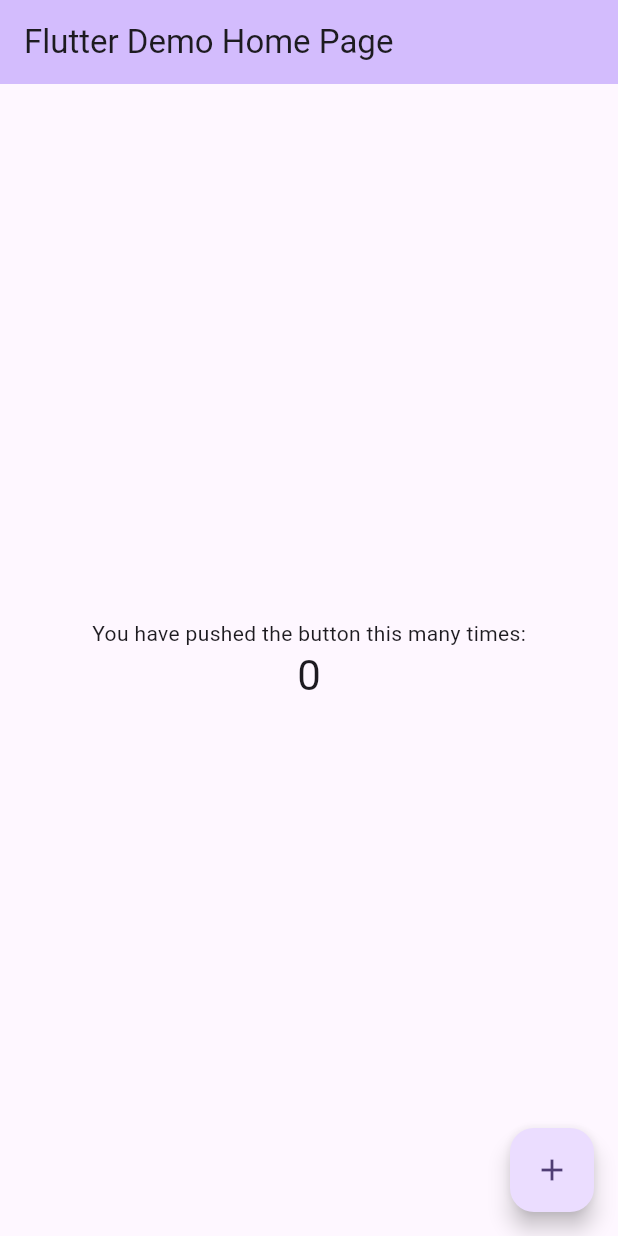
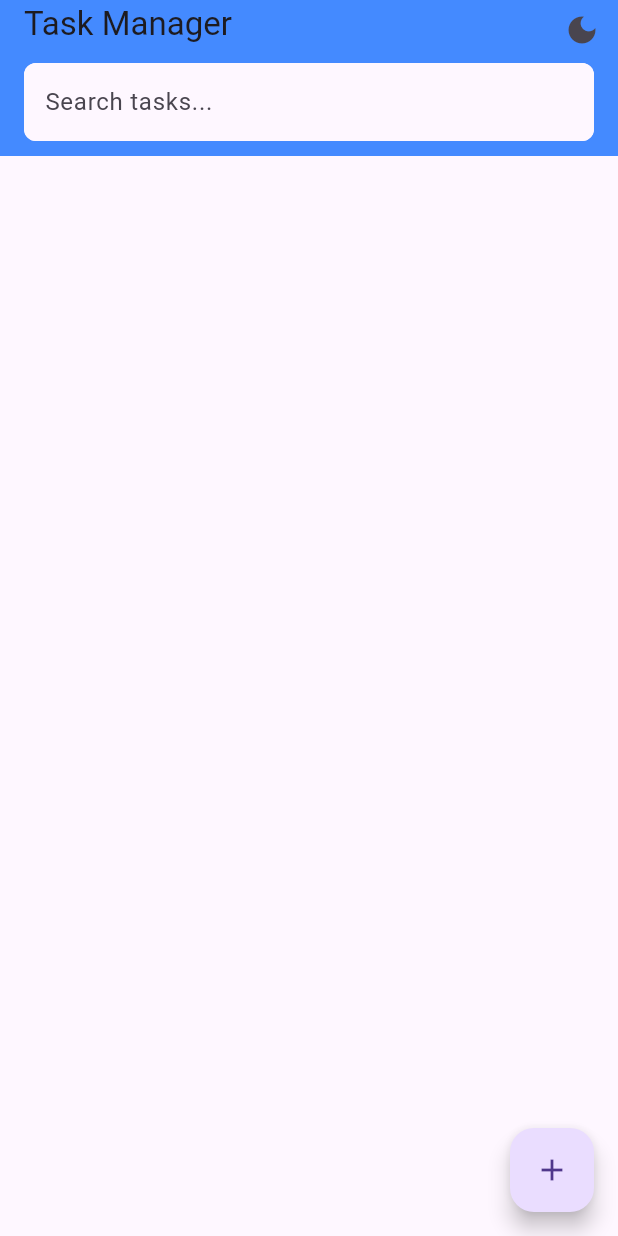
Before and after one commit to mahmooooud/task_manager_app, a Flutter app: the screen it shows after launch, on a phone screen of 412 x 824 dp. Run offline on Flutter 3.47's test engine with Material 3 defaults, Android fonts, the phone set to English and light mode, and no system bars; our stand-ins replace hive, hive_flutter; accounts and stored records are empty.

Commit message:
task list

```diff
--- /dev/null
+++ b/lib/core/theme/app_theme.dart
@@ -0,0 +1,15 @@
+import 'package:flutter/material.dart';
+
+class AppTheme {
+  static final lightTheme = ThemeData(
+    brightness: Brightness.light,
+    primarySwatch: Colors.blue,
+    appBarTheme: const AppBarTheme(color: Colors.blueAccent),
+  );
+
+  static final darkTheme = ThemeData(
+    brightness: Brightness.dark,
+    primarySwatch: Colors.grey,
+    appBarTheme: const AppBarTheme(color: Colors.grey),
+  );
+}
--- /dev/null
+++ b/lib/core/utils/hive_boxes.dart
@@ -0,0 +1 @@
+const String taskBox = 'tasksBox';
--- /dev/null
+++ b/lib/data/models/task_model.dart
@@ -0,0 +1,20 @@
+import 'package:hive/hive.dart';
+part 'task_model.g.dart';
+
+@HiveType(typeId: 0)
+class TaskModel extends HiveObject {
+  @HiveField(0)
+  String title;
+
+  @HiveField(1)
+  String? description;
+
+  @HiveField(2)
+  bool isCompleted;
+
+  TaskModel({
+    required this.title,
+    this.description,
+    this.isCompleted = false,
+  });
+}
--- /dev/null
+++ b/lib/domain/providers/task_provider.dart
@@ -0,0 +1,62 @@
+import 'package:flutter/material.dart';
+import 'package:hive/hive.dart';
+import '../../core/utils/hive_boxes.dart';
+import '../../data/models/task_model.dart';
+
+class TaskProvider extends ChangeNotifier {
+  List<TaskModel> _tasks = [];
+  bool _isDarkMode = false;
+  String _searchQuery = '';
+  // List<TaskModel> get tasks => _tasks;
+  bool get isDarkMode => _isDarkMode;
+
+  List<TaskModel> get tasks {
+    if (_searchQuery.isEmpty) return _tasks;
+    return _tasks.where((task) => task.title.toLowerCase().contains(_searchQuery.toLowerCase())).toList();
+  }
+
+
+  void loadTasks() {
+    final box = Hive.box<TaskModel>(taskBox);
+    _tasks = box.values.toList();
+    notifyListeners();
+  }
+
+  void addTask(TaskModel task) {
+    final box = Hive.box<TaskModel>(taskBox);
+    box.add(task);
+    loadTasks();
+  }
+
+  void updateTask(int index, TaskModel task) {
+    final box = Hive.box<TaskModel>(taskBox);
+    box.putAt(index, task);
+    loadTasks();
+  }
+
+  void deleteTask(int index) {
+    final box = Hive.box<TaskModel>(taskBox);
+    box.deleteAt(index);
+    loadTasks();
+  }
+
+  void toggleComplete(int index) {
+    final box = Hive.box<TaskModel>(taskBox);
+    final task = box.getAt(index);
+    if (task != null) {
+      task.isCompleted = !task.isCompleted;
+      task.save();
+      loadTasks();
+    }
+  }
+
+  void setSearchQuery(String query) {
+    _searchQuery = query;
+    notifyListeners();
+  }
+
+  void toggleTheme() {
+    _isDarkMode = !_isDarkMode;
+    notifyListeners();
+  }
+}
--- a/lib/main.dart
+++ b/lib/main.dart
@@ -1,125 +1,38 @@
 import 'package:flutter/material.dart';
+import 'package:hive_flutter/hive_flutter.dart';
+import 'package:provider/provider.dart';
+import 'core/theme/app_theme.dart';
+import 'core/utils/hive_boxes.dart';
+import 'data/models/task_model.dart';
+import 'domain/providers/task_provider.dart';
+import 'presentation/pages/home_page.dart';
 
-void main() {
+void main() async {
+  WidgetsFlutterBinding.ensureInitialized();
+  await Hive.initFlutter();
+  Hive.registerAdapter(TaskModelAdapter());
+  await Hive.openBox<TaskModel>(taskBox);
+
   runApp(const MyApp());
 }
 
 class MyApp extends StatelessWidget {
   const MyApp({super.key});
 
-  // This widget is the root of your application.
   @override
   Widget build(BuildContext context) {
-    return MaterialApp(
-      title: 'Flutter Demo',
-      theme: ThemeData(
-        // This is the theme of your application.
-        //
-        // TRY THIS: Try running your application with "flutter run". You'll see
-        // the application has a purple toolbar. Then, without quitting the app,
-        // try changing the seedColor in the colorScheme below to Colors.green
-        // and then invoke "hot reload" (save your changes or press the "hot
-        // reload" button in a Flutter-supported IDE, or press "r" if you used
-        // the command line to start the app).
-        //
-        // Notice that the counter didn't reset back to zero; the application
-        // state is not lost during the reload. To reset the state, use hot
-        // restart instead.
-        //
-        // This works for code too, not just values: Most code changes can be
-        // tested with just a hot reload.
-        colorScheme: ColorScheme.fromSeed(seedColor: Colors.deepPurple),
-        useMaterial3: true,
+    return ChangeNotifierProvider(
+      create: (_) => TaskProvider()..loadTasks(),
+      child: Consumer<TaskProvider>(
+        builder: (context, taskProvider, _) => MaterialApp(
+          title: 'Task Manager',
+          theme: AppTheme.lightTheme,
+          darkTheme: AppTheme.darkTheme,
+          themeMode: taskProvider.isDarkMode ? ThemeMode.dark : ThemeMode.light,
+          home: const HomePage(),
+          debugShowCheckedModeBanner: false,
+        ),
       ),
-      home: const MyHomePage(title: 'Flutter Demo Home Page'),
     );
   }
 }
-
-class MyHomePage extends StatefulWidget {
-  const MyHomePage({super.key, required this.title});
-
-  // This widget is the home page of your application. It is stateful, meaning
-  // that it has a State object (defined below) that contains fields that affect
-  // how it looks.
-
-  // This class is the configuration for the state. It holds the values (in this
-  // case the title) provided by the parent (in this case the App widget) and
-  // used by the build method of the State. Fields in a Widget subclass are
-  // always marked "final".
-
-  final String title;
-
-  @override
-  State<MyHomePage> createState() => _MyHomePageState();
-}
-
-class _MyHomePageState extends State<MyHomePage> {
-  int _counter = 0;
-
-  void _incrementCounter() {
-    setState(() {
-      // This call to setState tells the Flutter framework that something has
-      // changed in this State, which causes it to rerun the build method below
-      // so that the display can reflect the updated values. If we changed
-      // _counter without calling setState(), then the build method would not be
-      // called again, and so nothing would appear to happen.
-      _counter++;
-    });
-  }
-
-  @override
-  Widget build(BuildContext context) {
-    // This method is rerun every time setState is called, for instance as done
-    // by the _incrementCounter method above.
-    //
-    // The Flutter framework has been optimized to make rerunning build methods
-    // fast, so that you can just rebuild anything that needs updating rather
-    // than having to individually change instances of widgets.
-    return Scaffold(
-      appBar: AppBar(
-        // TRY THIS: Try changing the color here to a specific color (to
-        // Colors.amber, perhaps?) and trigger a hot reload to see the AppBar
-        // change color while the other colors stay the same.
-        backgroundColor: Theme.of(context).colorScheme.inversePrimary,
-        // Here we take the value from the MyHomePage object that was created by
-        // the App.build method, and use it to set our appbar title.
-        title: Text(widget.title),
-      ),
-      body: Center(
-        // Center is a layout widget. It takes a single child and positions it
-        // in the middle of the parent.
-        child: Column(
-          // Column is also a layout widget. It takes a list of children and
-          // arranges them vertically. By default, it sizes itself to fit its
-          // children horizontally, and tries to be as tall as its parent.
-          //
-          // Column has various properties to control how it sizes itself and
-          // how it positions its children. Here we use mainAxisAlignment to
-          // center the children vertically; the main axis here is the vertical
-          // axis because Columns are vertical (the cross axis would be
-          // horizontal).
-          //
-          // TRY THIS: Invoke "debug painting" (choose the "Toggle Debug Paint"
-          // action in the IDE, or press "p" in the console), to see the
-          // wireframe for each widget.
-          mainAxisAlignment: MainAxisAlignment.center,
-          children: <Widget>[
-            const Text(
-              'You have pushed the button this many times:',
-            ),
-            Text(
-              '$_counter',
-              style: Theme.of(context).textTheme.headlineMedium,
-            ),
-          ],
-        ),
-      ),
-      floatingActionButton: FloatingActionButton(
-        onPressed: _incrementCounter,
-        tooltip: 'Increment',
-        child: const Icon(Icons.add),
-      ), // This trailing comma makes auto-formatting nicer for build methods.
-    );
-  }
-}
--- /dev/null
+++ b/lib/presentation/pages/home_page.dart
@@ -0,0 +1,59 @@
+import 'package:flutter/material.dart';
+import 'package:provider/provider.dart';
+import 'package:task_manager_app/presentation/widgets/custom_text_form_field.dart';
+import '../../domain/providers/task_provider.dart';
+import '../pages/add_edit_task_page.dart';
+import '../widgets/task_tile.dart';
+
+class HomePage extends StatelessWidget {
+  const HomePage({super.key});
+
+  @override
+  Widget build(BuildContext context) {
+    final taskProvider = Provider.of<TaskProvider>(context);
+
+    return Scaffold(
+      appBar: AppBar(
+        title: const Text('Task Manager'),
+        bottom: PreferredSize(
+          preferredSize: const Size.fromHeight(48),
+          child: Padding(
+            padding: const EdgeInsets.symmetric(horizontal: 16.0,vertical: 10),
+            child: CustomTextFormField(
+              hint: 'Search tasks...',
+              onSave: (text) {  },
+              filledColor: Theme.of(context).colorScheme.background,
+              inputType: TextInputType.text,
+              label: 'Search',
+              onChange: (text){
+                taskProvider.setSearchQuery(text ?? "");
+              },
+            )
+          ),
+        ),
+        actions: [
+          IconButton(
+            icon: Icon(taskProvider.isDarkMode ? Icons.light_mode : Icons.dark_mode),
+            onPressed: () => taskProvider.toggleTheme(),
+          ),
+        ],
+      ),
+      body: Padding(
+        padding: const EdgeInsets.all(8.0),
+        child: ListView.builder(
+          itemCount: taskProvider.tasks.length,
+          itemBuilder: (context, index) {
+            return TaskTile(index: index);
+          },
+        ),
+      ),
+      floatingActionButton: FloatingActionButton(
+        onPressed: () => Navigator.push(
+          context,
+          MaterialPageRoute(builder: (_) => const AddEditTaskPage()),
+        ),
+        child: const Icon(Icons.add),
+      ),
+    );
+  }
+}
--- /dev/null
+++ b/lib/presentation/widgets/custom_text_form_field.dart
@@ -0,0 +1,214 @@
+import 'package:flutter/cupertino.dart';
+import 'package:flutter/material.dart';
+import 'package:flutter/services.dart';
+
+
+class CustomTextFormField extends StatelessWidget {
+  final TextInputType inputType;
+  final bool obscureText;
+  TextEditingController? controller;
+  final bool isHiddenPassword;
+  final String obscuringCharacter;
+  final String hint;
+  final String label;
+  final String? helperText;
+  final String? initialValue;
+  final String? prefixText;
+  final Color? filledColor;
+  bool enable;
+  bool? readOnly;
+  final Function()? onTap;
+  final FloatingLabelBehavior floatingLabelBehavior;
+  final InputDecoration? decoration;
+  final Function(String?) onSave;
+  final Function(String?)? onChange;
+  final Function(String?)? nextFocus;
+  final Function()? onActionTap;
+  final Function()? onTapShowHidePassword;
+  final FocusNode? focusNode;
+  final String? Function(String?)? validator;
+  TextInputAction? textInputAction;
+  int maxLines;
+  int? maxLength;
+  Widget? suffixIcon;
+  Widget? prefixIcon;
+  List<TextInputFormatter>? inputFormatters;
+  final TextStyle? labelTextStyle;
+  CustomTextFormField(
+      {Key? key,
+      required this.hint,
+      required this.onSave,
+      required this.inputType,
+      required this.label,
+        this.helperText,
+        this.readOnly,
+        this.prefixText,
+      this.onChange,
+      this.onActionTap,
+      this.nextFocus,
+      this.validator,
+      this.controller,
+      this.obscureText = false,
+      this.floatingLabelBehavior = FloatingLabelBehavior.auto,
+      this.filledColor,
+      this.maxLength,
+      this.decoration,
+      this.focusNode,
+      this.maxLines = 1,
+      this.isHiddenPassword = false,
+      this.obscuringCharacter = " ",
+      this.inputFormatters,
+      this.enable = true,
+      this.onTap,
+      this.onTapShowHidePassword,
+      this.textInputAction,
+      this.suffixIcon,
+      this.prefixIcon,
+        this.initialValue,
+      this.labelTextStyle})
+      : super(key: key);
+
+  @override
+  Widget build(BuildContext context) {
+    return FormField(
+        validator: validator,
+        builder: (FormFieldState<dynamic> field) {
+          return Stack(
+            children: [
+              Column(
+                crossAxisAlignment: CrossAxisAlignment.start,
+                children: [
+                  TextFormField(
+                    readOnly:readOnly??false ,
+                    initialValue: initialValue,
+                    controller: controller,
+                    validator: validator == null? null : (e) {
+                      if (controller?.text.isNotEmpty ?? false)
+                        return null;
+                      else
+                        return "";
+                    },
+                    onSaved: onSave,
+                    onChanged: onChange,
+                    cursorColor: Theme.of(context).colorScheme.primary,
+                    showCursor: true,
+                    onEditingComplete: onActionTap,
+                    onTap: onTap,
+                    enabled: enable,
+                    textAlign: TextAlign.start,
+                    keyboardType: inputType,
+                    maxLines: maxLines,
+                    minLines: maxLines >= 1 ? maxLines : 1,
+                    focusNode: focusNode,
+                    inputFormatters: inputFormatters ?? [],
+                    textAlignVertical: TextAlignVertical.center,
+                    autovalidateMode: AutovalidateMode.disabled,
+                    obscureText: obscureText && isHiddenPassword,
+                    obscuringCharacter: obscuringCharacter,
+                    textInputAction: textInputAction,
+                    onFieldSubmitted: nextFocus,
+                    maxLength: maxLength,
+                    decoration: decoration ??
+                        InputDecoration(
+                          hintText: hint,
+
+                          // labelText:  hint,
+                          helperText:helperText ,
+                          prefixText: prefixText,
+                          errorStyle: TextStyle(height: 0.1, fontSize: 1),
+
+                          alignLabelWithHint: true,
+                          floatingLabelBehavior: floatingLabelBehavior,
+                          border: OutlineInputBorder(
+                            borderRadius:
+                                const BorderRadius.all(Radius.circular(8)),
+                            borderSide: BorderSide(
+                                color: filledColor != null
+                                    ? filledColor!
+                                    : Color(0xffD8D8D8),
+                                width: 1),
+                          ),
+                          enabledBorder: OutlineInputBorder(
+                            borderRadius:
+                                const BorderRadius.all(Radius.circular(8)),
+                            borderSide: BorderSide(
+                                color: filledColor != null
+                                    ? filledColor!
+                                    : Color(0xffD8D8D8),
+                                width: 1),
+                          ),
+                          focusedBorder: OutlineInputBorder(
+                            borderRadius:
+                                const BorderRadius.all(Radius.circular(8)),
+                            borderSide: BorderSide(
+                                color: filledColor != null
+                                    ? filledColor!
+                                    : Color(0xffD8D8D8),
+                                width: 1),
+                          ),
+                          errorBorder: const OutlineInputBorder(
+                            borderRadius: BorderRadius.all(Radius.circular(8)),
+                            borderSide: BorderSide(color: Color(0xffEB5959), width: 1),
+                          ),
+                          focusedErrorBorder: const OutlineInputBorder(
+                            borderRadius: BorderRadius.all(Radius.circular(8)),
+                            borderSide: BorderSide(color: Color(0xffEB5959), width: 1),
+                          ),
+                          disabledBorder: OutlineInputBorder(
+                            borderRadius:
+                                const BorderRadius.all(Radius.circular(8)),
+                            borderSide: BorderSide(
+                                color: filledColor != null
+                                    ? filledColor!
+                                    : Color(0xffD8D8D8),
+                                width: 1),
+                          ),
+                          fillColor: filledColor ?? Colors.white,
+
+                          filled: true,
+                          contentPadding: const EdgeInsets.symmetric(
+                                  horizontal: 10, vertical: 14),
+                          prefixIcon: prefixIcon,
+                          suffixIcon: obscureText
+                              ? GestureDetector(
+                                  onTap: onTapShowHidePassword,
+                                  child: isHiddenPassword
+                                      ? const Icon(
+                                          Icons.visibility_off_outlined,
+                                          size: 24,
+                                          color: Color(0xff808080),
+                                        )
+                                      : const Icon(
+                                          Icons.visibility_outlined,
+                                          size: 24,
+                                          color: Color(0xff808080),
+                                        )) //AppSVGAssets.getWidget(AppSVGAssets.showPassword))
+                              : suffixIcon,
+                        ),
+                  ),
+                  if (field.hasError && maxLength == null)
+                    Padding(
+                      padding: const EdgeInsets.only(top: 8),
+                      child: Text(
+                        field.errorText?.toString() ?? "Field is required",
+                        style: const TextStyle(color: Colors.red),
+                      ),
+                    )
+                ],
+              ),
+              if (field.hasError && maxLength != null)
+                PositionedDirectional(
+                  bottom: 2,
+                  child: Padding(
+                    padding: const EdgeInsets.only(top: 8),
+                    child: Text(
+                      field.errorText?.toString() ?? "Field is required",
+                      style: const TextStyle(color: Colors.red),
+                    ),
+                  ),
+                )
+            ],
+          );
+        });
+  }
+}
```
Also changed, not shown: lib/presentation/pages/add_edit_task_page.dart (added, +74 -0 lines), lib/presentation/widgets/task_tile.dart (added, +48 -0 lines), pubspec.yaml (+8 -70 lines), lib/data/models/task_model.g.dart (added), pubspec.lock, 2 other files.
